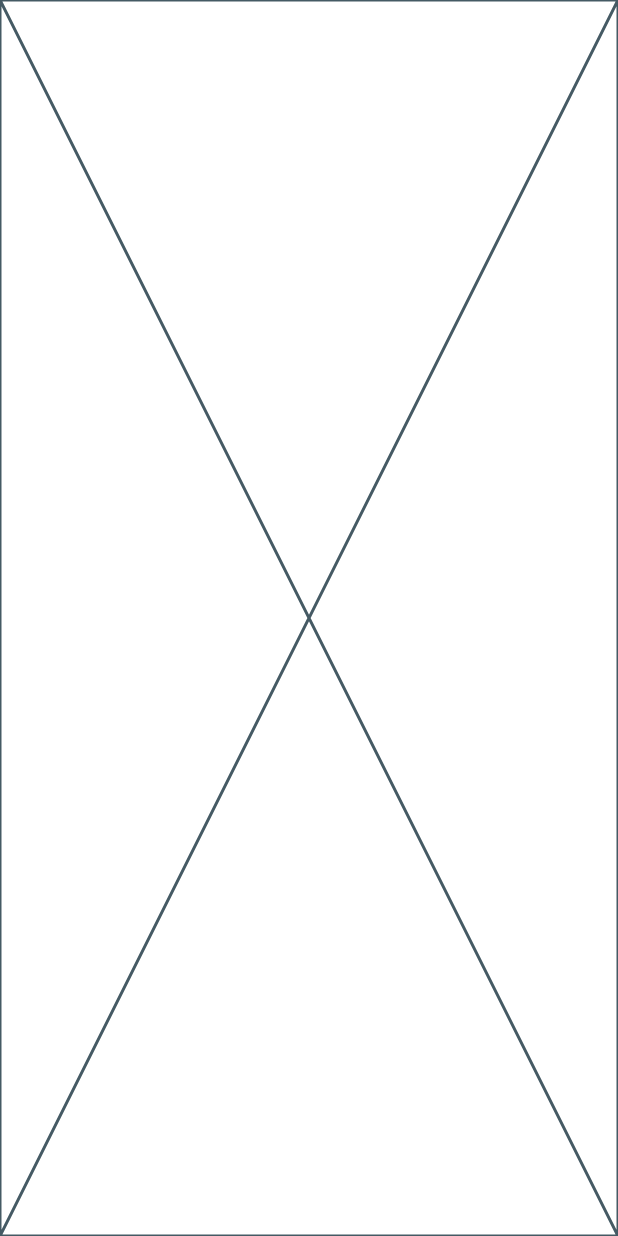
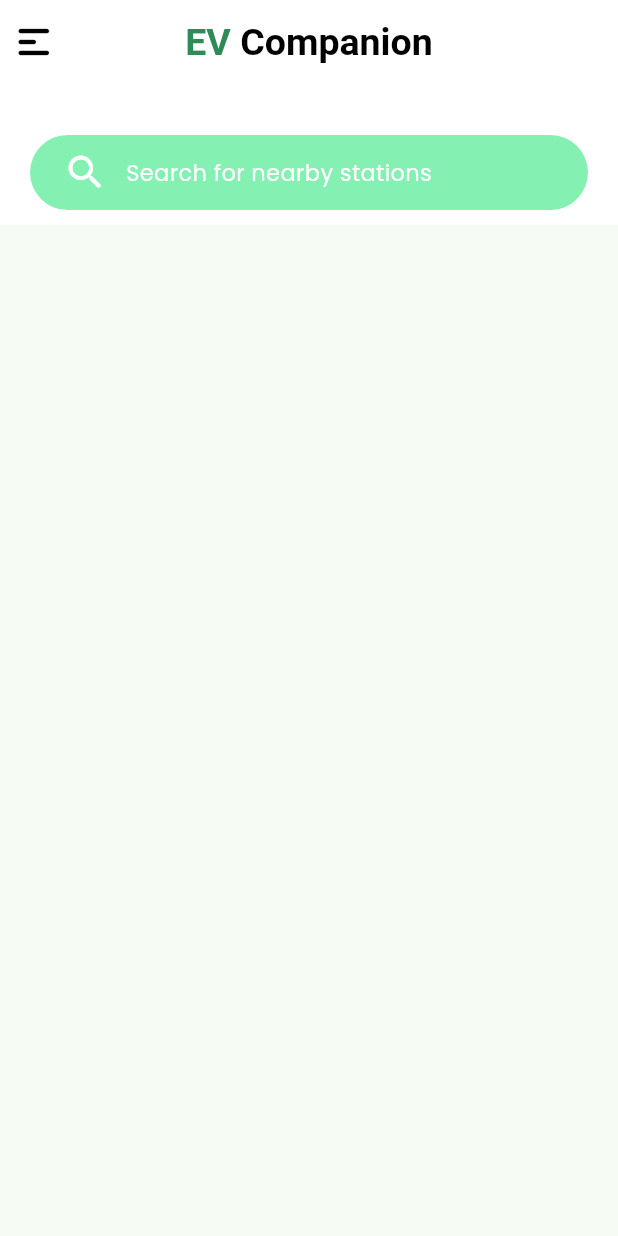
Before and after one commit to Muneef-Nk/ev_companion, a Flutter app: the screen it shows after launch, on a phone screen of 412 x 824 dp. Run offline on Flutter 3.47's test engine with Material 3 defaults, Android fonts, the phone set to English and light mode, and no system bars; our stand-ins replace google_fonts; missing offline and left inert: font_awesome_icon_class; Roboto replaces fonts that are missing (Mina).

Commit message:
home screen created

```diff
--- a/lib/main.dart
+++ b/lib/main.dart
@@ -1,3 +1,4 @@
+import 'package:ev_companion/utils/constants/color_constants/color_constants.dart';
 import 'package:ev_companion/view/home/home.dart';
 import 'package:flutter/material.dart';
 
@@ -15,7 +16,7 @@ class MyApp extends StatelessWidget {
       title: "ev companion",
       debugShowCheckedModeBanner: false,
       home: Home(),
-      theme: ThemeData(fontFamily: 'Poppins'),
+      theme: ThemeData(fontFamily: 'Poppins',colorScheme: ColorScheme.fromSeed(seedColor: ColorConstants.primaryColor)),
     );
   }
 }
--- a/lib/utils/constants/color_constants/color_constants.dart
+++ b/lib/utils/constants/color_constants/color_constants.dart
@@ -2,6 +2,7 @@ import 'package:flutter/material.dart';
 
 class ColorConstants {
   static Color primaryColor = Color.fromARGB(255, 46, 139, 87);
+  static Color secondaryColor = Color.fromARGB(255, 132, 240, 178);
   static Color primaryWhite = Colors.white;
   static Color primaryBlack = Colors.black;
 }
--- a/lib/view/home/home.dart
+++ b/lib/view/home/home.dart
@@ -1,10 +1,105 @@
+import 'package:ev_companion/utils/constants/color_constants/color_constants.dart';
 import 'package:flutter/material.dart';
+import 'package:font_awesome_icon_class/font_awesome_icon_class.dart';
+import 'package:google_fonts/google_fonts.dart';
 
 class Home extends StatelessWidget {
   const Home({super.key});
 
   @override
   Widget build(BuildContext context) {
-    return const Placeholder();
+    return Scaffold(
+      body: CustomScrollView(slivers: [
+        SliverAppBar(
+          backgroundColor: ColorConstants.primaryWhite,
+          leading: Padding(
+            padding: const EdgeInsets.all(8.0),
+            child: Image.asset('assets/images/menus.png'),
+          ),
+          leadingWidth: 45,
+          centerTitle: true,
+          title: RichText(
+              text: TextSpan(children: [
+            TextSpan(
+                text: 'EV ',
+                style: GoogleFonts.mina(
+                    color: ColorConstants.primaryColor,
+                    fontSize: 25,
+                    fontWeight: FontWeight.w600)),
+            TextSpan(
+                text: 'Companion',
+                style: GoogleFonts.mina(
+                    color: ColorConstants.primaryBlack,
+                    fontSize: 25,
+                    fontWeight: FontWeight.w600))
+          ])),
+          expandedHeight: 150,
+          // flexibleSpace: FlexibleSpaceBar(
+          //   centerTitle: false,
+          //   titlePadding: EdgeInsets.symmetric(horizontal: 15, vertical: 10),
+          //   title: RichText(
+          //     text: TextSpan(children: [
+          //       TextSpan(
+          //         text: 'C',
+          //         style: TextStyle(
+          //             color: ColorConstants.primaryColor,
+          //             fontSize: 25,
+          //             fontWeight: FontWeight.w500),
+          //       ),
+          //       TextSpan(
+          //         text: 'hoose EV Charger Near by you',
+          //         style: TextStyle(
+          //             color: ColorConstants.primaryBlack,
+          //             fontSize: 20,
+          //             fontWeight: FontWeight.w500),
+          //       ),
+          //       TextSpan(
+          //         text: ' •',
+          //         style: TextStyle(
+          //             color: ColorConstants.primaryColor,
+          //             fontSize: 20,
+          //             fontWeight: FontWeight.w500),
+          //       )
+          //     ]),
+          //   ),
+          // ),
+          bottom: PreferredSize(
+              preferredSize: Size(100, 60),
+              child: Padding(
+                padding:
+                    const EdgeInsets.symmetric(horizontal: 20, vertical: 10),
+                child: Container(
+                  height: 50,
+                  width: double.infinity,
+                  padding: EdgeInsets.all(10),
+                  decoration: BoxDecoration(
+                      borderRadius: BorderRadius.circular(40),
+                      color: ColorConstants.secondaryColor),
+                  child: Row(children: [
+                    Padding(
+                      padding: const EdgeInsets.symmetric(horizontal: 12),
+                      child: Icon(
+                        Icons.search_rounded,
+                        color: ColorConstants.primaryWhite,
+                        size: 30,
+                      ),
+                    ),
+                    SizedBox(
+                      width: MediaQuery.sizeOf(context).width * 0.6,
+                      child: Text(
+                        'Search for nearby stations',
+                        style: TextStyle(
+                            color: ColorConstants.primaryWhite, fontSize: 15),
+                      ),
+                    )
+                  ]),
+                ),
+              )),
+        ),
+        SliverToBoxAdapter(child: Column(children: [
+
+        ],))
+      ]),
+    );
   }
 }
```
Also changed, not shown: pubspec.yaml (+5 -3 lines), assets/images/menus.png (added), pubspec.lock, 1 other file.
